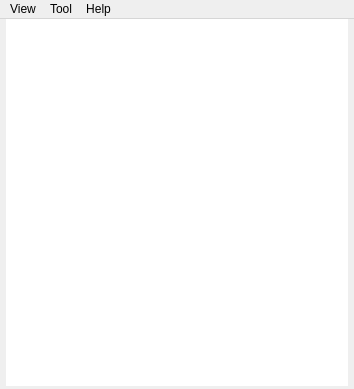
Qt form src/ui/home.ui (LambolAlee/PasTk-Cpp) before a commit.
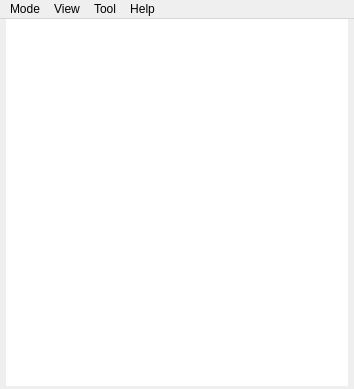
The same form after that commit. Icons and pictures are not drawn. Custom widgets are drawn as their Qt base class.

Commit message: add three modes to the home window and improve ux experience

The edit to the form file:
```diff
--- a/src/ui/home.ui
+++ b/src/ui/home.ui
@@ -129,13 +129,22 @@
     <addaction name="actionAbout_PasTk_Cpp"/>
     <addaction name="actionAbout_Qt"/>
    </widget>
-   <widget class="QMenu" name="menuview">
+   <widget class="QMenu" name="menuView">
     <property name="title">
      <string>View</string>
     </property>
     <addaction name="actionMenu_Bar"/>
    </widget>
-   <addaction name="menuview"/>
+   <widget class="QMenu" name="menuMode">
+    <property name="title">
+     <string>Mode</string>
+    </property>
+    <addaction name="actionTemplate_Mode"/>
+    <addaction name="actionContinuous_Mode"/>
+    <addaction name="actionSelection_Mode"/>
+   </widget>
+   <addaction name="menuMode"/>
+   <addaction name="menuView"/>
    <addaction name="menuTool"/>
    <addaction name="menuHelp"/>
   </widget>
```
Left out of the diff: 27 changed lines with no effect on the pictures. The commit also changes 6 other files.
